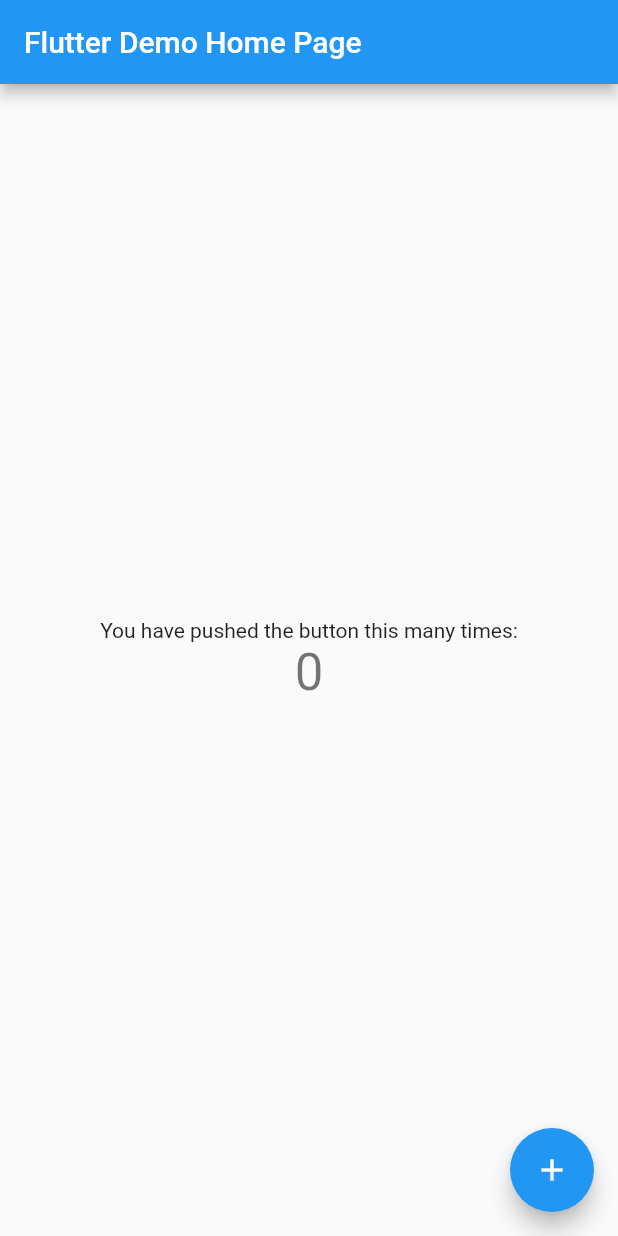
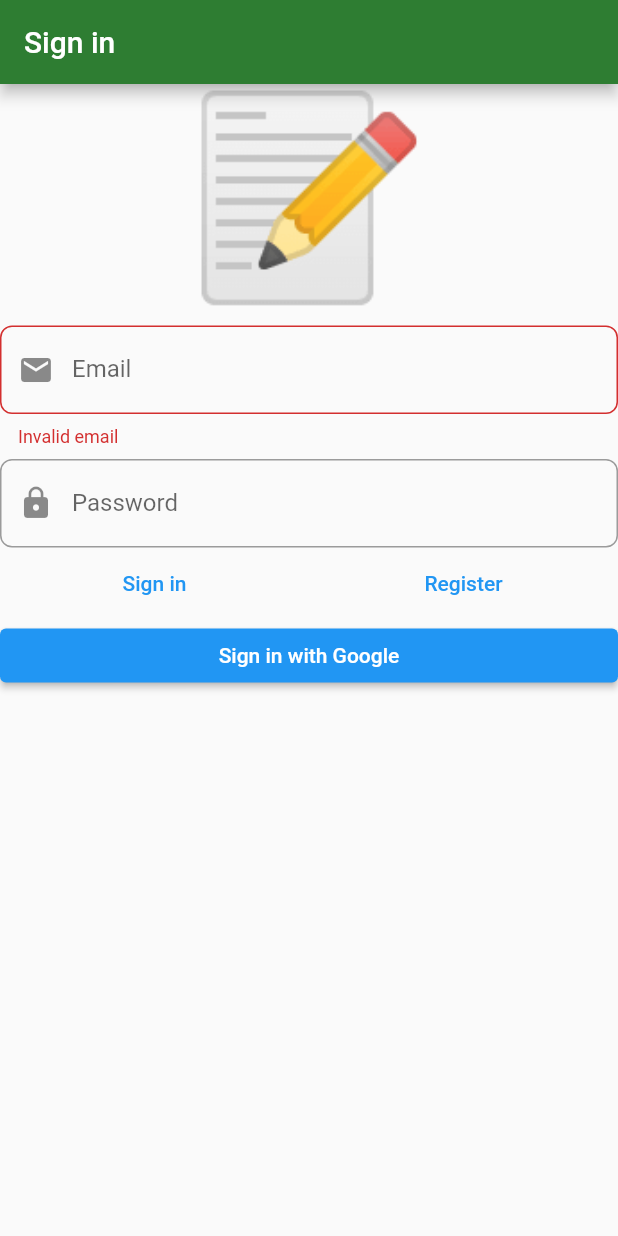
Before and after one commit to KKshitiz/todo-DDD, a Flutter app: the screen it shows after launch, on a phone screen of 412 x 824 dp. Run offline on Flutter 3.47's test engine with Material 2 defaults, Android fonts, the phone set to English and light mode, and no system bars; our stand-ins replace bloc, dartz, firebase_auth, firebase_core, flushbar, flutter_bloc and 4 more; accounts and stored records are empty.

Commit message:
complete step 8

```diff
--- a/lib/application/auth/sign_in_form/sign_in_form_bloc.dart
+++ b/lib/application/auth/sign_in_form/sign_in_form_bloc.dart
@@ -3,6 +3,7 @@ import 'dart:async';
 import 'package:bloc/bloc.dart';
 import 'package:dartz/dartz.dart';
 import 'package:freezed_annotation/freezed_annotation.dart';
+import 'package:injectable/injectable.dart';
 import 'package:todo/domain/auth/auth_failure.dart';
 import 'package:todo/domain/auth/i_auth_facade.dart';
 import 'package:todo/domain/auth/value_objects.dart';
@@ -11,6 +12,7 @@ part 'sign_in_form_bloc.freezed.dart';
 part 'sign_in_form_event.dart';
 part 'sign_in_form_state.dart';
 
+@injectable
 class SignInFormBloc extends Bloc<SignInFormEvent, SignInFormState> {
   SignInFormBloc(this._authFacade) : super(SignInFormState.initial());
   final IAuthFacade _authFacade;
--- a/lib/domain/auth/auth_failure.dart
+++ b/lib/domain/auth/auth_failure.dart
@@ -3,7 +3,7 @@ import 'package:freezed_annotation/freezed_annotation.dart';
 part 'auth_failure.freezed.dart';
 
 @freezed
-abstract class AuthFailure with _$AuthFailure {
+class AuthFailure with _$AuthFailure {
   const factory AuthFailure.cancelledByUser() = CancelledByUser;
   const factory AuthFailure.serverError() = ServerError;
   const factory AuthFailure.emailAlreadyInUse() = EmailAlreadyInUse;
--- a/lib/domain/auth/value_objects.dart
+++ b/lib/domain/auth/value_objects.dart
@@ -4,23 +4,23 @@ import 'package:todo/domain/core/value_objects.dart';
 import 'package:todo/domain/core/value_validators.dart';
 
 class EmailAddress extends ValueObject<String> {
+  @override
   final Either<ValueFailure<String>, String> value;
-  const EmailAddress._(this.value);
-
   factory EmailAddress(String input) {
     return EmailAddress._(
       validateEmailAddress(input),
     );
   }
+  const EmailAddress._(this.value);
 }
 
 class Password extends ValueObject<String> {
+  @override
   final Either<ValueFailure<String>, String> value;
-  const Password._(this.value);
-
   factory Password(String input) {
     return Password._(
       validatePassword(input),
     );
   }
+  const Password._(this.value);
 }
--- a/lib/domain/core/value_objects.dart
+++ b/lib/domain/core/value_objects.dart
@@ -1,5 +1,6 @@
 import 'package:dartz/dartz.dart';
 import 'package:flutter/cupertino.dart';
+import 'package:todo/domain/core/errors.dart';
 import 'package:todo/domain/core/failures.dart';
 
 @immutable
@@ -8,6 +9,10 @@ abstract class ValueObject<T> {
   const ValueObject();
 
   bool isValid() => value.isRight();
+
+  T getOrCrash() {
+    return value.fold((f) => throw UnexpectedValueError(f), id);
+  }
 
   @override
   bool operator ==(Object other) {
--- /dev/null
+++ b/lib/injection.dart
@@ -0,0 +1,9 @@
+import 'package:get_it/get_it.dart';
+import 'package:injectable/injectable.dart';
+import 'package:todo/injection.config.dart';
+
+final GetIt getIt = GetIt.instance;
+@injectableInit
+void configureInjection(String env) {
+  $initGetIt(getIt, environment: env);
+}
--- a/lib/main.dart
+++ b/lib/main.dart
@@ -1,113 +1,12 @@
+import 'package:firebase_core/firebase_core.dart';
 import 'package:flutter/material.dart';
+import 'package:injectable/injectable.dart';
+import 'package:todo/injection.dart';
+import 'package:todo/presentation/core/app_widget.dart';
 
-void main() {
-  runApp(MyApp());
+Future<void> main() async {
+  WidgetsFlutterBinding.ensureInitialized();
+  configureInjection(Environment.prod);
+  await Firebase.initializeApp();
+  runApp(const AppWidget());
 }
-
-class MyApp extends StatelessWidget {
-  // This widget is the root of your application.
-  @override
-  Widget build(BuildContext context) {
-    return MaterialApp(
-      title: 'Flutter Demo',
-      theme: ThemeData(
-        // This is the theme of your application.
-        //
-        // Try running your application with "flutter run". You'll see the
-        // application has a blue toolbar. Then, without quitting the app, try
-        // changing the primarySwatch below to Colors.green and then invoke
-        // "hot reload" (press "r" in the console where you ran "flutter run",
-        // or simply save your changes to "hot reload" in a Flutter IDE).
-        // Notice that the counter didn't reset back to zero; the application
-        // is not restarted.
-        primarySwatch: Colors.blue,
-      ),
-      home: MyHomePage(title: 'Flutter Demo Home Page'),
-    );
-  }
-}
-
-class MyHomePage extends StatefulWidget {
-  MyHomePage({Key? key, required this.title}) : super(key: key);
-
-  // This widget is the home page of your application. It is stateful, meaning
-  // that it has a State object (defined below) that contains fields that affect
-  // how it looks.
-
-  // This class is the configuration for the state. It holds the values (in this
-  // case the title) provided by the parent (in this case the App widget) and
-  // used by the build method of the State. Fields in a Widget subclass are
-  // always marked "final".
-
-  final String title;
-
-  @override
-  _MyHomePageState createState() => _MyHomePageState();
-}
-
-class _MyHomePageState extends State<MyHomePage> {
-  int _counter = 0;
-
-  void _incrementCounter() {
-    setState(() {
-      // This call to setState tells the Flutter framework that something has
-      // changed in this State, which causes it to rerun the build method below
-      // so that the display can reflect the updated values. If we changed
-      // _counter without calling setState(), then the build method would not be
-      // called again, and so nothing would appear to happen.
-      _counter++;
-    });
-  }
-
-  @override
-  Widget build(BuildContext context) {
-    // This method is rerun every time setState is called, for instance as done
-    // by the _incrementCounter method above.
-    //
-    // The Flutter framework has been optimized to make rerunning build methods
-    // fast, so that you can just rebuild anything that needs updating rather
-    // than having to individually change instances of widgets.
-    return Scaffold(
-      appBar: AppBar(
-        // Here we take the value from the MyHomePage object that was created by
-        // the App.build method, and use it to set our appbar title.
-        title: Text(widget.title),
-      ),
-      body: Center(
-        // Center is a layout widget. It takes a single child and positions it
-        // in the middle of the parent.
-        child: Column(
-          // Column is also a layout widget. It takes a list of children and
-          // arranges them vertically. By default, it sizes itself to fit its
-          // children horizontally, and tries to be as tall as its parent.
-          //
-          // Invoke "debug painting" (press "p" in the console, choose the
-          // "Toggle Debug Paint" action from the Flutter Inspector in Android
-          // Studio, or the "Toggle Debug Paint" command in Visual Studio Code)
-          // to see the wireframe for each widget.
-          //
-          // Column has various properties to control how it sizes itself and
-          // how it positions its children. Here we use mainAxisAlignment to
-          // center the children vertically; the main axis here is the vertical
-          // axis because Columns are vertical (the cross axis would be
-          // horizontal).
-          mainAxisAlignment: MainAxisAlignment.center,
-          children: <Widget>[
-            Text(
-              'You have pushed the button this many times:',
-            ),
-            Text(
-              '$_counter',
-              style: Theme.of(context).textTheme.headline4,
-            ),
-          ],
-        ),
-      ),
-      floatingActionButton: FloatingActionButton(
-        onPressed: _incrementCounter,
-        tooltip: 'Increment',
-        child: Icon(Icons.add),
-      ), // This trailing comma makes auto-formatting nicer for build methods.
-    );
-  }
-}
--- /dev/null
+++ b/lib/presentation/core/app_widget.dart
@@ -0,0 +1,24 @@
+import 'package:flutter/material.dart';
+import 'package:todo/presentation/sign_in/sign_in_page.dart';
+
+class AppWidget extends StatelessWidget {
+  const AppWidget({Key? key}) : super(key: key);
+
+  @override
+  Widget build(BuildContext context) {
+    return MaterialApp(
+      title: "Notes",
+      home: const SignInPage(),
+      debugShowCheckedModeBanner: false,
+      theme: ThemeData.light().copyWith(
+        primaryColor: Colors.green[800],
+        accentColor: Colors.blueAccent,
+        inputDecorationTheme: InputDecorationTheme(
+          border: OutlineInputBorder(
+            borderRadius: BorderRadius.circular(8),
+          ),
+        ),
+      ),
+    );
+  }
+}
--- /dev/null
+++ b/lib/presentation/sign_in/sign_in_page.dart
@@ -0,0 +1,22 @@
+import 'package:flutter/material.dart';
+import 'package:flutter_bloc/flutter_bloc.dart';
+import 'package:todo/application/auth/sign_in_form/sign_in_form_bloc.dart';
+import 'package:todo/injection.dart';
+import 'package:todo/presentation/sign_in/widgets/sign_in_form.dart';
+
+class SignInPage extends StatelessWidget {
+  const SignInPage({Key? key}) : super(key: key);
+
+  @override
+  Widget build(BuildContext context) {
+    return Scaffold(
+      appBar: AppBar(
+        title: const Text("Sign in"),
+      ),
+      body: BlocProvider(
+        create: (context) => getIt<SignInFormBloc>(),
+        child: SignInForm(),
+      ),
+    );
+  }
+}
--- /dev/null
+++ b/lib/presentation/sign_in/widgets/sign_in_form.dart
@@ -0,0 +1,112 @@
+import 'package:flushbar/flushbar_helper.dart';
+import 'package:flutter/material.dart';
+import 'package:flutter_bloc/flutter_bloc.dart';
+import 'package:todo/application/auth/sign_in_form/sign_in_form_bloc.dart';
+
+class SignInForm extends StatelessWidget {
+  const SignInForm({Key? key}) : super(key: key);
+
+  @override
+  Widget build(BuildContext context) {
+    return BlocConsumer<SignInFormBloc, SignInFormState>(
+      listener: (context, state) {
+        state.authFailureOrSuccessOption.fold(
+          () {},
+          (either) => either.fold(
+            (failure) {
+              FlushbarHelper.createError(
+                message: failure.map(
+                  cancelledByUser: (_) => 'Cancelled',
+                  serverError: (_) => 'Server Error',
+                  emailAlreadyInUse: (_) => 'Email already in use',
+                  invalidEmailAndPassword: (_) => 'Invalid email and password',
+                ),
+              ).show(context);
+            },
+            (success) {
+              //Navigate
+            },
+          ),
+        );
+      },
+      builder: (context, state) {
+        return Form(
+          autovalidateMode: AutovalidateMode.always,
+          child: ListView(
+            children: [
+              const Text(
+                '📝',
+                textAlign: TextAlign.center,
+                style: TextStyle(fontSize: 130),
+              ),
+              const SizedBox(height: 8),
+              TextFormField(
+                decoration: const InputDecoration(
+                  prefixIcon: Icon(Icons.email),
+                  labelText: 'Email',
+                ),
+                autocorrect: false,
+                onChanged: (value) => context
+                    .read<SignInFormBloc>()
+                    .add(SignInFormEvent.emailChanged(value)),
+                validator: (_) => state.emailAddress.value.fold(
+                  (f) => f.maybeMap(
+                    invalidEmail: (e) {
+                      return "Invalid email";
+                    },
+                    orElse: () => null,
+                  ),
+                  (r) => null,
+                ),
+              ),
+              const SizedBox(height: 8),
+              TextFormField(
+                decoration: const InputDecoration(
+                  prefixIcon: Icon(Icons.lock),
+                  labelText: 'Password',
+                ),
+                autocorrect: false,
+                obscureText: true,
+                onChanged: (value) => context
+                    .read<SignInFormBloc>()
+                    .add(SignInFormEvent.passwordChanged(value)),
+                validator: (_) =>
+                    state.password.value.fold((l) => null, (r) => null),
+              ),
+              Row(
+                children: [
+                  Expanded(
+                    child: TextButton(
+                      onPressed: () {
+                        context.read<SignInFormBloc>().add(const SignInFormEvent
+                            .signInWithEmailAndPasswordPressed());
+                      },
+                      child: const Text("Sign in"),
+                    ),
+                  ),
+                  Expanded(
+                    child: TextButton(
+                      onPressed: () {
+                        context.read<SignInFormBloc>().add(const SignInFormEvent
+                            .registerWithEmailAndPasswordPressed());
+                      },
+                      child: const Text("Register"),
+                    ),
+                  ),
+                ],
+              ),
+              ElevatedButton(
+                onPressed: () {
+                  context
+                      .read<SignInFormBloc>()
+                      .add(const SignInFormEvent.signInWithGooglePressed());
+                },
+                child: const Text("Sign in with Google"),
+              ),
+            ],
+          ),
+        );
+      },
+    );
+  }
+}
```
Also changed, not shown: analysis_options.yaml (added, +7 -0 lines), lib/domain/core/errors.dart (added, +14 -0 lines), lib/infrastructure/auth/firebase_auth_facade.dart (added, +78 -0 lines), lib/infrastructure/core/firebase_injectable_module.dart (added, +13 -0 lines), pubspec.yaml (+11 -3 lines), lib/injection.config.dart (added), pubspec.lock, 4 other files.
